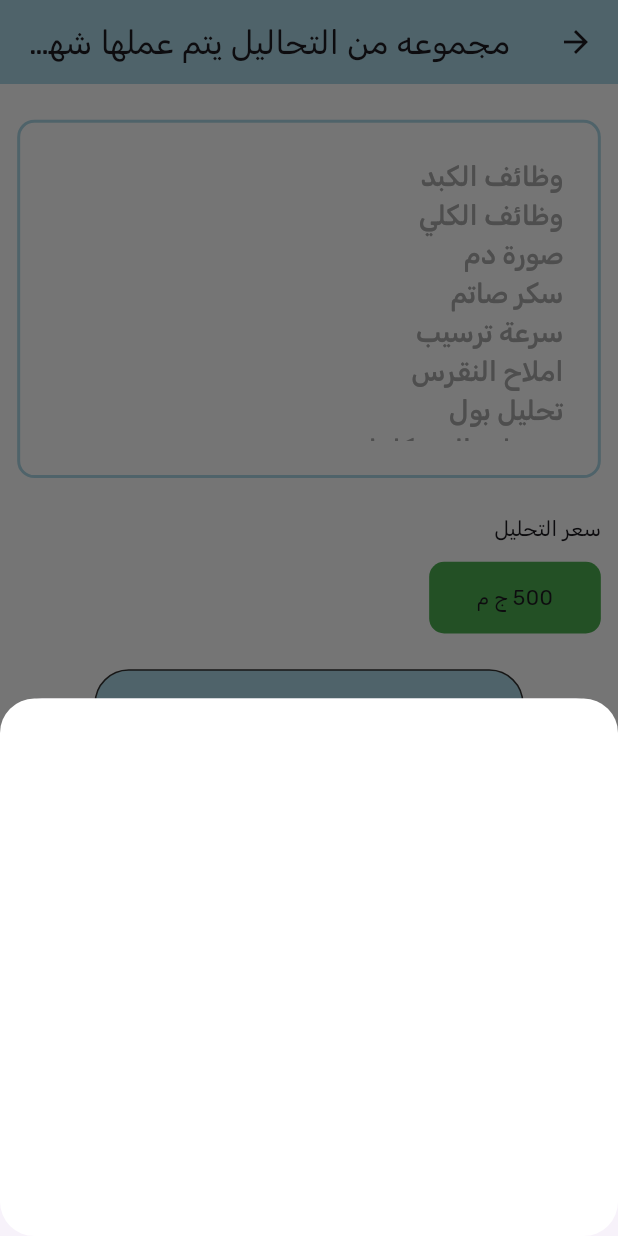
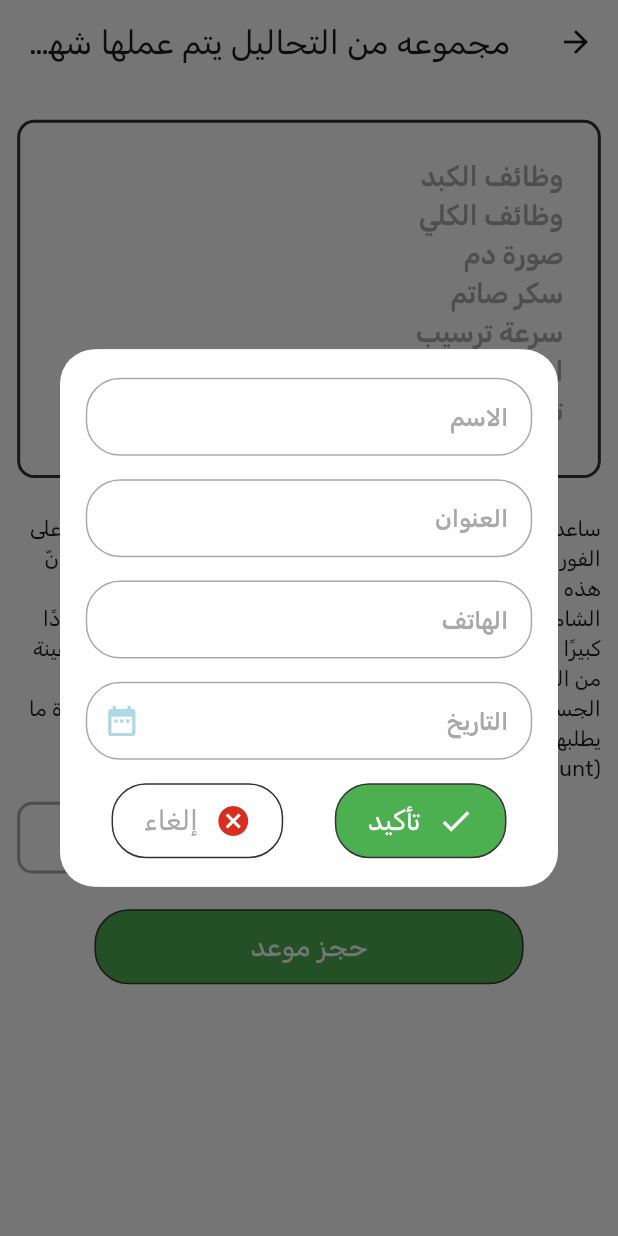
Before and after one commit to hossam-khedr/ayeenh_app, a Flutter app: the DetailsCategoryScreen screen opened directly with sample values from the repository, after a tap on "حجز موعد", on a phone screen of 412 x 824 dp. Run offline on Flutter 3.47's test engine with Material 3 defaults, Android fonts, the phone set to English and light mode, and no system bars; our stand-ins replace cloud_firestore, dartz, easy_localization, firebase_auth, firebase_core, flutter_bloc and 3 more; accounts and stored records are empty.

Commit message:
add request inpu user widget

```diff
--- a/assets/i18n/ar-SA.json
+++ b/assets/i18n/ar-SA.json
@@ -19,5 +19,8 @@
   "add_request": "حجز موعد",
   "settings": "إعدادات",
   "results": "النتائج",
-  "analysis_price": "سعر التحليل"
+  "analysis_price": "سعر التحليل",
+  "date": "التاريخ",
+  "sure":"تأكيد",
+  "cancel": "إلغاء"
 }
--- a/assets/i18n/en-US.json
+++ b/assets/i18n/en-US.json
@@ -19,5 +19,7 @@
   "add_request": "Book an appointment",
   "settings": "Settings",
   "results": "Results",
-  "analysis_price": "Analysis price"
+  "analysis_price": "Analysis price",
+  "date": "Date",
+  "sure":"Sure"
 }
--- a/lib/core/utilities/app_styles.dart
+++ b/lib/core/utilities/app_styles.dart
@@ -25,6 +25,13 @@ abstract class AppStyles {
       fontWeight: FontWeight.w400,
       fontSize: 16.sp,
        color: AppColors.whitColor
+    );
+  }
+  static TextStyle outLineButtonTextStyle(){
+    return TextStyle(
+        fontWeight: FontWeight.w400,
+        fontSize: 16.sp,
+        color: AppColors.gryColor
     );
   }
   static TextStyle textButtonStyle(){
--- a/lib/core/widgets/custom_buttons.dart
+++ b/lib/core/widgets/custom_buttons.dart
@@ -13,6 +13,7 @@ abstract class CustomButtons{
     required void Function()? onTap,
     double? width,
     Color? color,
+    Color? iconColor,
     IconData? icon,
 }){
     return GestureDetector(
@@ -32,7 +33,7 @@ abstract class CustomButtons{
         child: Row(
           mainAxisAlignment: MainAxisAlignment.center,
           children: [
-            icon!=null?Icon(icon):const SizedBox.shrink(),
+            icon!=null?Icon(icon,color: iconColor??AppColors.whitColor,):const SizedBox.shrink(),
             icon!=null?SizedBox(width: 10.w,):const SizedBox.shrink(),
             Center(
               child: Text(title,style: AppStyles.buttonTextStyle(),),
@@ -43,4 +44,40 @@ abstract class CustomButtons{
       ),
     );
   }
+  static Widget outLine({
+    required String title,
+    required void Function()? onTap,
+    double? width,
+    Color? color,
+    Color? iconColor,
+    IconData? icon,
+  }){
+    return GestureDetector(
+      onTap:  onTap,
+      child: Container(
+        alignment: AlignmentDirectional.center,
+        width: width ?? double.infinity,
+        height: 50,
+        decoration: BoxDecoration(
+            borderRadius: BorderRadius.circular(AppSized.constantRadius),
+            color: color ?? AppColors.primaryColor,
+            border: Border.all(
+                color: AppColors.darkGryColor,
+                width: 1
+            )
+        ),
+        child: Row(
+          mainAxisAlignment: MainAxisAlignment.center,
+          children: [
+            icon!=null?Icon(icon,color: iconColor??AppColors.whitColor,):const SizedBox.shrink(),
+            icon!=null?SizedBox(width: 10.w,):const SizedBox.shrink(),
+            Center(
+              child: Text(title,style: AppStyles.outLineButtonTextStyle(),),
+            ),
+
+          ],
+        ),
+      ),
+    );
+  }
 }
--- a/lib/features/home/domain/entities/anlytics_category_model.dart
+++ b/lib/features/home/domain/entities/anlytics_category_model.dart
@@ -18,109 +18,114 @@ class AnalysisCategoryModel {
         'املاح النقرس',
         'تحليل بول',
         'دهنيات الدم كامله',
-      ]),
+      ],
+          description: 'ساعد التحاليل الشاملة على الكشف المبكر عن الأمراض وعلاجها على الفور، ومنع حدوث الكثير من المضاعفات التي قد تُسببها، والجيد أنّ هذه التحاليل بسيطة ولا تتطلب إجراءات معقدة أهم التحاليل الشاملة للاطمئنان على صحتك تشمل التحاليل الطبية الشاملة عددًا كبيرًا من الفحوصات، منها ما يتطلب سحب عينة من الدم أو أخذ عينة من البول، وعند تحليل هذه العينات يمكن معرفة الكثير عن صحة الجسم وسلامته وسنذكر فيما يأتي أهمّ التحاليل الشاملة التي عادة ما يطلبها الطبيب للاطمئنان على الصحة تحليل صورة الدم الكاملة (Complete blood count) '),
     ),
     AnalysisCategoryModel(
       'تحاليل مرض السكر',
       '',
-      CategoryDetails(price: '500', analysisType: []),
+      CategoryDetails(price: '500', analysisType: [], description: ''),
     ),
     AnalysisCategoryModel(
       'دهنيات الدم',
       '',
-      CategoryDetails(price: '500', analysisType: []),
+      CategoryDetails(price: '500', analysisType: [], description: ''),
     ),
     AnalysisCategoryModel(
       'تحاليل وظائف الكبد',
       '',
-      CategoryDetails(price: '500', analysisType: []),
+      CategoryDetails(price: '500', analysisType: [], description: ''),
     ),
     AnalysisCategoryModel(
       'تحاليل سيولة الدم',
       '',
-      CategoryDetails(price: '500', analysisType: []),
+      CategoryDetails(price: '500', analysisType: [], description: ''),
     ),
     AnalysisCategoryModel(
       'تحاليل امراض الدم',
       '',
-      CategoryDetails(price: '500', analysisType: []),
+      CategoryDetails(price: '500', analysisType: [], description: ''),
     ),
     AnalysisCategoryModel(
       'تحاليل الهرمونات',
       '',
-      CategoryDetails(price: '500', analysisType: []),
+      CategoryDetails(price: '500', analysisType: [], description: ''),
     ),
     AnalysisCategoryModel(
       'تحاليل الباثونجي',
       '',
-      CategoryDetails(price: '500', analysisType: []),
+      CategoryDetails(price: '500', analysisType: [], description: ''),
     ),
     AnalysisCategoryModel(
       'تحاليل التورش (للسيدات)',
       '',
-      CategoryDetails(price: '500', analysisType: []),
+      CategoryDetails(price: '500', analysisType: [], description: ''),
     ),
     AnalysisCategoryModel(
       'تحاليل قياس الادويه العلاجيه',
       '',
-      CategoryDetails(price: '500', analysisType: []),
+      CategoryDetails(price: '500', analysisType: [], description: ''),
     ),
     AnalysisCategoryModel(
       'تحاليل الوراثه',
       '',
-      CategoryDetails(price: '500', analysisType: []),
+      CategoryDetails(price: '500', analysisType: [], description: ''),
     ),
     AnalysisCategoryModel(
       'تحاليل المزارع',
       '',
-      CategoryDetails(price: '500', analysisType: []),
+      CategoryDetails(price: '500', analysisType: [], description: ''),
     ),
     AnalysisCategoryModel(
       'تحاليل الامراض المعديه',
       '',
-      CategoryDetails(price: '500', analysisType: []),
+      CategoryDetails(price: '500', analysisType: [], description: ''),
     ),
     AnalysisCategoryModel(
       'تحاليل مرد الدرن',
       '',
-      CategoryDetails(price: '500', analysisType: []),
+      CategoryDetails(price: '500', analysisType: [], description: ''),
     ),
     AnalysisCategoryModel(
       'تحاليل الامراض المناعيه',
       '',
-      CategoryDetails(price: '500', analysisType: []),
+      CategoryDetails(price: '500', analysisType: [], description: ''),
     ),
     AnalysisCategoryModel(
       'تحاليل الحساسيه',
       '',
-      CategoryDetails(price: '500', analysisType: []),
+      CategoryDetails(price: '500', analysisType: [], description: ''),
     ),
     AnalysisCategoryModel(
       'تحاليل دلالات الاورام من الدم',
       '',
-      CategoryDetails(price: '500', analysisType: []),
+      CategoryDetails(price: '500', analysisType: [], description: ''),
     ),
     AnalysisCategoryModel(
       'تحاليل اكتشاف الطفل المنجولي',
       '',
-      CategoryDetails(price: '500', analysisType: []),
+      CategoryDetails(price: '500', analysisType: [], description: ''),
     ),
     AnalysisCategoryModel(
       'تحاليل قبل الزواج',
       '',
-      CategoryDetails(price: '500', analysisType: []),
+      CategoryDetails(price: '500', analysisType: [], description: ''),
     ),
     AnalysisCategoryModel(
       'تحاليل كتشاف فرص تكون الجلطات في الدم',
       '',
-      CategoryDetails(price: '500', analysisType: []),
+      CategoryDetails(price: '500', analysisType: [], description: ''),
     ),
   ];
 }
 
 class CategoryDetails {
   String price;
+  String description;
   List<String> analysisType;
 
-  CategoryDetails({required this.price, required this.analysisType});
+  CategoryDetails(
+      {required this.price,
+      required this.analysisType,
+      required this.description});
 }
--- a/lib/features/home/presentation/screens/details_category_screen.dart
+++ b/lib/features/home/presentation/screens/details_category_screen.dart
@@ -2,6 +2,7 @@ import 'package:ayeenh/core/utilities/app_sized.dart';
 import 'package:ayeenh/core/utilities/app_sized_box.dart';
 import 'package:ayeenh/core/utilities/app_styles.dart';
 import 'package:ayeenh/core/widgets/custom_buttons.dart';
+import 'package:ayeenh/features/home/presentation/screens/widgets/add_request_inpu_user.dart';
 import 'package:easy_localization/easy_localization.dart';
 import 'package:flutter/material.dart';
 import 'package:flutter_screenutil/flutter_screenutil.dart';
@@ -29,10 +30,11 @@ class _DetailsCategoryScreenState extends State<DetailsCategoryScreen> {
       changeToolbarColor: true,
       centerAppBarTitle: true,
       appBarTitle: model.title,
-      appBarColor: AppColors.primaryColor,
+      appBarColor: AppColors.whitColor,
       body: Padding(
         padding:
             EdgeInsets.symmetric(horizontal: AppSized.horizontalPaddingConst),
+        child: SingleChildScrollView(
           child: Column(
             children: [
               AppSizedBox.sizeBoxH20,
@@ -41,7 +43,7 @@ class _DetailsCategoryScreenState extends State<DetailsCategoryScreen> {
                 width: double.infinity,
                 height: 200.h,
                 decoration: BoxDecoration(
-                  border: Border.all(color: AppColors.primaryColor, width: 2),
+                    border: Border.all(color: AppColors.darkGryColor, width: 2),
                     borderRadius: BorderRadius.circular(10.r)),
                 child: ListView.builder(
                     itemCount: model.categoryDetails.analysisType.length,
@@ -54,43 +56,42 @@ class _DetailsCategoryScreenState extends State<DetailsCategoryScreen> {
                     }),
               ),
               AppSizedBox.sizeBoxH20,
-            Align(
-              alignment: AlignmentDirectional.centerStart,
-              child: Text('analysis_price'.tr()),
-            ),
+               Text(model.categoryDetails.description),
               AppSizedBox.sizeBoxH10,
               Align(
-              alignment: AlignmentDirectional.centerStart,
+                alignment: AlignmentDirectional.centerEnd,
                 child: Container(
                   alignment: AlignmentDirectional.center,
                   width: 100.w,
                   height: 40.h,
                   decoration: BoxDecoration(
-                    color: AppColors.success,
-                    borderRadius: BorderRadius.circular(10)),
+                      color: AppColors.whitColor,
+                      borderRadius: BorderRadius.circular(10),
+                    border: Border.all(
+                      color: AppColors.gryColor,
+                      width: 2
+                    )
+                  ),
                   child: Text('${model.categoryDetails.price} ج م'),
                 ),
               ),
               AppSizedBox.sizeBoxH20,
               CustomButtons.normal(
                 width: 250.w,
+                color: AppColors.success,
                 title: 'add_request'.tr(),
                 onTap: () {
-                showModalBottomSheet(
+                  showDialog(
+                   // backgroundColor: AppColors.whitColor,
                     context: context,
-                  builder: (context) => Container(
-                    height: 300.h,
-                    decoration: BoxDecoration(
-                      color: AppColors.whitColor,
-                      borderRadius: BorderRadius.circular(20.r),
-                    ),
-                  ),
+                    builder: (context) => const AddRequestInputUser()
                   );
                 },
               )
             ],
           ),
         ),
+      ),
     );
   }
 }
--- /dev/null
+++ b/lib/features/home/presentation/screens/widgets/add_request_inpu_user.dart
@@ -0,0 +1,106 @@
+import 'package:ayeenh/core/utilities/app_colors.dart';
+import 'package:ayeenh/core/utilities/app_sized_box.dart';
+import 'package:ayeenh/core/widgets/custom_buttons.dart';
+import 'package:ayeenh/core/widgets/custom_text_form_field.dart';
+import 'package:easy_localization/easy_localization.dart';
+import 'package:flutter/material.dart';
+import 'package:flutter_screenutil/flutter_screenutil.dart';
+
+class AddRequestInputUser extends StatefulWidget {
+  const AddRequestInputUser({super.key});
+
+  @override
+  State<AddRequestInputUser> createState() => _AddRequestInputUserState();
+}
+
+class _AddRequestInputUserState extends State<AddRequestInputUser> {
+  DateTime selectedDate = DateTime.now();
+
+  Future<void> _selectedDate(BuildContext context) async {
+    final DateTime? picked = await showDatePicker(
+      context: context,
+      initialDate: selectedDate,
+      firstDate: selectedDate,
+      lastDate: DateTime(2100),
+    );
+    if (picked != null && picked != selectedDate) {
+      setState(() {
+        selectedDate = picked;
+      });
+    }
+  }
+
+  @override
+  Widget build(BuildContext context) {
+    return Dialog(
+      child: Container(
+        padding: EdgeInsets.all(15.w),
+       // margin: EdgeInsets.all(10.w),
+        height: 300.h,
+        decoration: BoxDecoration(
+            borderRadius: BorderRadius.circular(20.r),
+            color: AppColors.whitColor),
+        child: Column(
+         // mainAxisSize: MainAxisSize.min,
+          mainAxisAlignment: MainAxisAlignment.spaceEvenly,
+          children: [
+            CustomTextFormField(
+              controller: TextEditingController(),
+              hint: 'name'.tr(),
+            ),
+            AppSizedBox.sizeBoxH10,
+            CustomTextFormField(
+              controller: TextEditingController(),
+              hint: 'address'.tr(),
+            ),
+            AppSizedBox.sizeBoxH10,
+           CustomTextFormField(
+             controller: TextEditingController(),
+             hint: 'phone'.tr(),
+           ),
+           AppSizedBox.sizeBoxH10,
+           CustomTextFormField(
+             readOnly: true,
+             controller: TextEditingController(),
+             hint: 'date'.tr(),
+             suffixIcon: GestureDetector(
+               onTap: () {
+                 _selectedDate(context);
+               },
+               child: const Icon(
+                 Icons.date_range,
+                 color: AppColors.primaryColor,
+               ),
+             ),
+           ),
+            AppSizedBox.sizeBoxH10,
+            Row(
+              mainAxisAlignment: MainAxisAlignment.spaceAround,
+              children: [
+                CustomButtons.normal(
+                  icon: Icons.done,
+                  title: 'sure'.tr(),
+                  color: AppColors.success,
+                  width: 100.w,
+                  onTap: () {
+                    /// upload data request user to data base and call the payment method
+                  },
+                ),
+                CustomButtons.outLine(
+                  icon: Icons.cancel,
+                  iconColor: AppColors.favorite,
+                  title: 'cancel'.tr(),
+                  color: AppColors.whitColor,
+                  width: 100.w,
+                  onTap: () {
+                   Navigator.pop(context);
+                  },
+                ),
+              ],
+            ),
+          ],
+        ),
+      ),
+    );
+  }
+}
```
Lines whose indentation alone changed are shown as unchanged.
